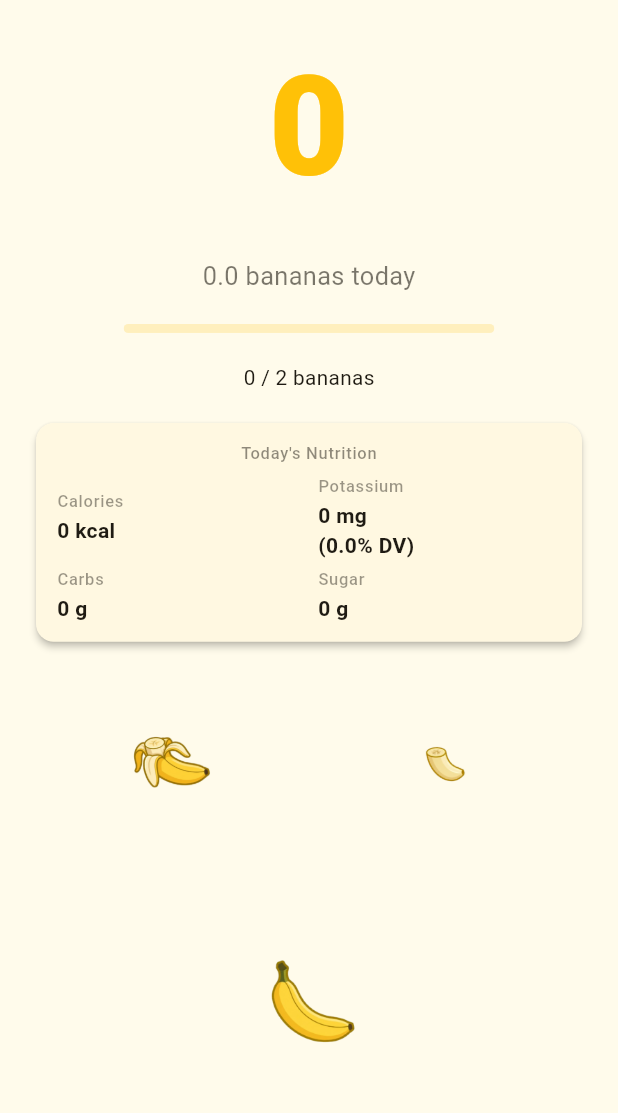
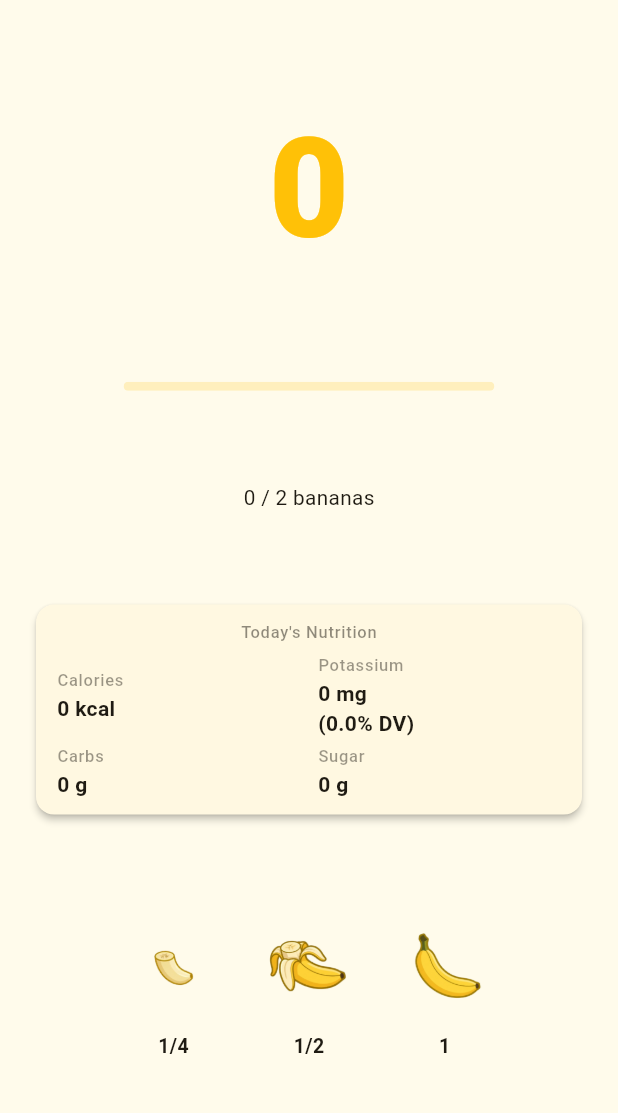
Before and after one commit to jiaQiu9/banana_tracker, a Flutter app: the HomeScreen screen opened by its route, on a phone screen of 412 x 824 dp, the part 84-1197 px from its top. Run offline on Flutter 3.47's test engine with Material 3 defaults, Android fonts, the phone set to English and light mode, and no system bars; our stand-ins replace shared_preferences, sqflite, sqflite_common_ffi; accounts and stored records are empty.

Commit message:
resizing the banana icons in home screen. icons increased, same row, label

```diff
--- /dev/null
+++ b/devtools_options.yaml
@@ -0,0 +1,3 @@
+description: This file stores settings for Dart & Flutter DevTools.
+documentation: https://docs.flutter.dev/tools/devtools/extensions#configure-extension-enablement-states
+extensions:
--- a/lib/screens/home_screen.dart
+++ b/lib/screens/home_screen.dart
@@ -184,6 +184,13 @@ class _HomeScreenState extends State<HomeScreen> {
     return count.toStringAsFixed(2);
   }
 
+  String _portionLabel(double amount) {
+    if (amount == 0.25) return '1/4';
+    if (amount == 0.5) return '1/2';
+    if (amount == 1.0) return '1';
+    return _formatBananaCount(amount);
+  }
+
   @override
   Widget build(BuildContext context) {
     final theme = Theme.of(context);
@@ -254,16 +261,7 @@ class _HomeScreenState extends State<HomeScreen> {
               ),
             ),
 
-            // 2. "X bananas today" subtitle
-            Text(
-              '$_todayCount bananas today',
-              style: TextStyle(
-                fontSize: h * 0.022,
-                color: theme.colorScheme.onSurface.withValues(alpha: 0.6),
-              ),
-            ),
-
-            // 3. Progress bar
+            // 2. Progress bar
             SizedBox(
               width: w * 0.6,
               child: ClipRRect(
@@ -288,50 +286,58 @@ class _HomeScreenState extends State<HomeScreen> {
             ),
 
             // 5. Nutrition card
-            SizedBox(
-              height: h * 0.19,
+            Flexible(
               child: _buildNutritionCard(theme),
             ),
 
-            // 6. Half + Quarter row
+            // 6. Banana icons row
             Row(
-              mainAxisAlignment: MainAxisAlignment.center,
+              mainAxisSize: MainAxisSize.min,
               children: [
-                _ScaleTap(
-                  onTap: () => _logBanana(0.5),
-                  child: Image.asset(
-                    'assets/images/half.png',
-                    width: w * 0.30,
-                    height: w * 0.30,
-                    fit: BoxFit.contain,
-                  ),
-                ),
-                SizedBox(width: w * 0.14),
-                _ScaleTap(
-                  onTap: () => _logBanana(0.25),
-                  child: Image.asset(
-                    'assets/images/quarter.png',
-                    width: w * 0.30,
-                    height: w * 0.30,
-                    fit: BoxFit.contain,
-                  ),
-                ),
+                _buildBananaButton(0.25, 'assets/images/quarter.png', w),
+                const SizedBox(width: 8),
+                _buildBananaButton(0.5, 'assets/images/half.png', w),
+                const SizedBox(width: 8),
+                _buildBananaButton(1.0, 'assets/images/full.png', w),
               ],
-            ),
-
-            // 7. Full banana
-            _ScaleTap(
-              onTap: () => _logBanana(1.0),
-              child: Image.asset(
-                'assets/images/full.png',
-                width: w * 0.38,
-                height: w * 0.38,
-                fit: BoxFit.contain,
-              ),
             ),
           ],
         );
       },
+    );
+  }
+
+  Widget _buildBananaButton(double amount, String assetPath, double w) {
+    final theme = Theme.of(context);
+    return _ScaleTap(
+      onTap: () => _logBanana(amount),
+      child: Container(
+        width: w * 0.20,
+        clipBehavior: Clip.none,
+        child: Column(
+          mainAxisSize: MainAxisSize.min,
+          children: [
+            Transform.scale(
+              scale: 1.5,
+              child: Image.asset(
+                assetPath,
+                width: w * 0.20,
+                height: w * 0.20,
+                fit: BoxFit.contain,
+              ),
+            ),
+            const SizedBox(height: 1),
+            Text(
+              _portionLabel(amount),
+              style: TextStyle(
+                fontSize: 13,
+                fontWeight: FontWeight.w600,
+                color: theme.colorScheme.onSurface,
+              ),
+            ),
+          ],
+        ),
+      ),
     );
   }
 
@@ -400,7 +406,7 @@ class _HomeScreenState extends State<HomeScreen> {
             color: theme.colorScheme.onSurface.withValues(alpha: 0.45),
           ),
         ),
-        const SizedBox(height: 2),
+        const SizedBox(height: 1),
         Text(
           value,
           style: theme.textTheme.bodyMedium?.copyWith(
--- a/pubspec.yaml
+++ b/pubspec.yaml
@@ -16,7 +16,7 @@ publish_to: 'none' # Remove this line if you wish to publish to pub.dev
 # https://developer.apple.com/library/archive/documentation/General/Reference/InfoPlistKeyReference/Articles/CoreFoundationKeys.html
 # In Windows, build-name is used as the major, minor, and patch parts
 # of the product and file versions while build-number is used as the build suffix.
-version: 1.0.0+2
+version: 1.0.0+3
 
 environment:
   sdk: ^3.11.5
```
Also changed, not shown: lib/main.dart (+30 -2 lines), lib/screens/history_screen.dart (+5 -11 lines), lib/screens/onboarding_screen.dart (+10 -9 lines).
